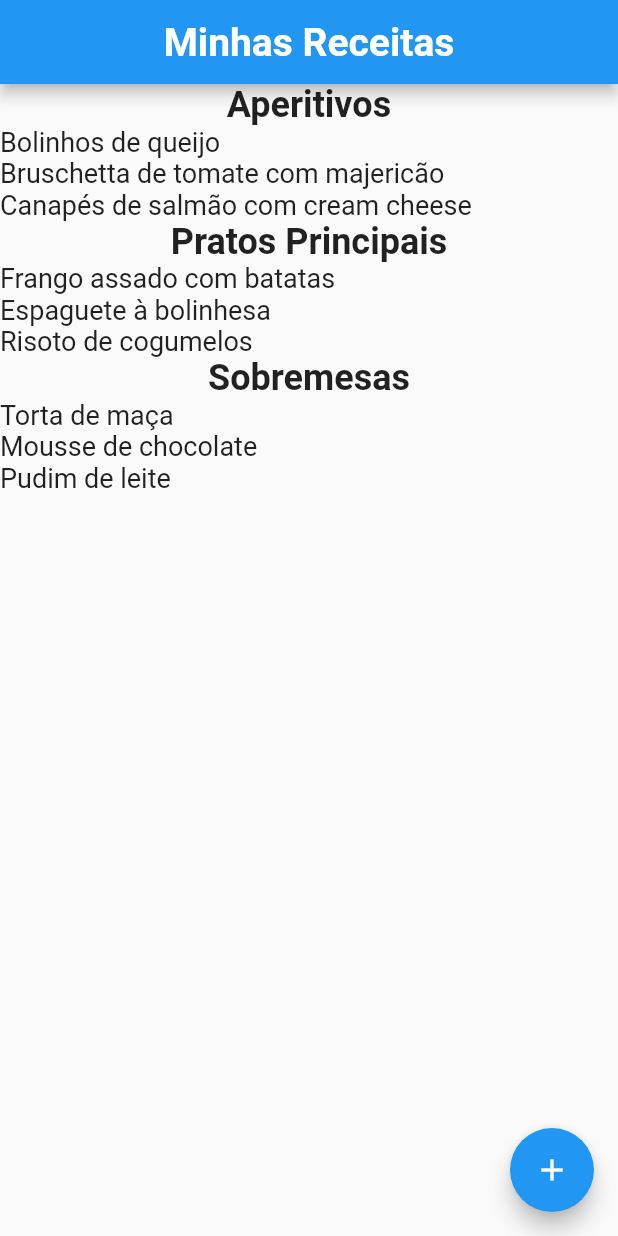
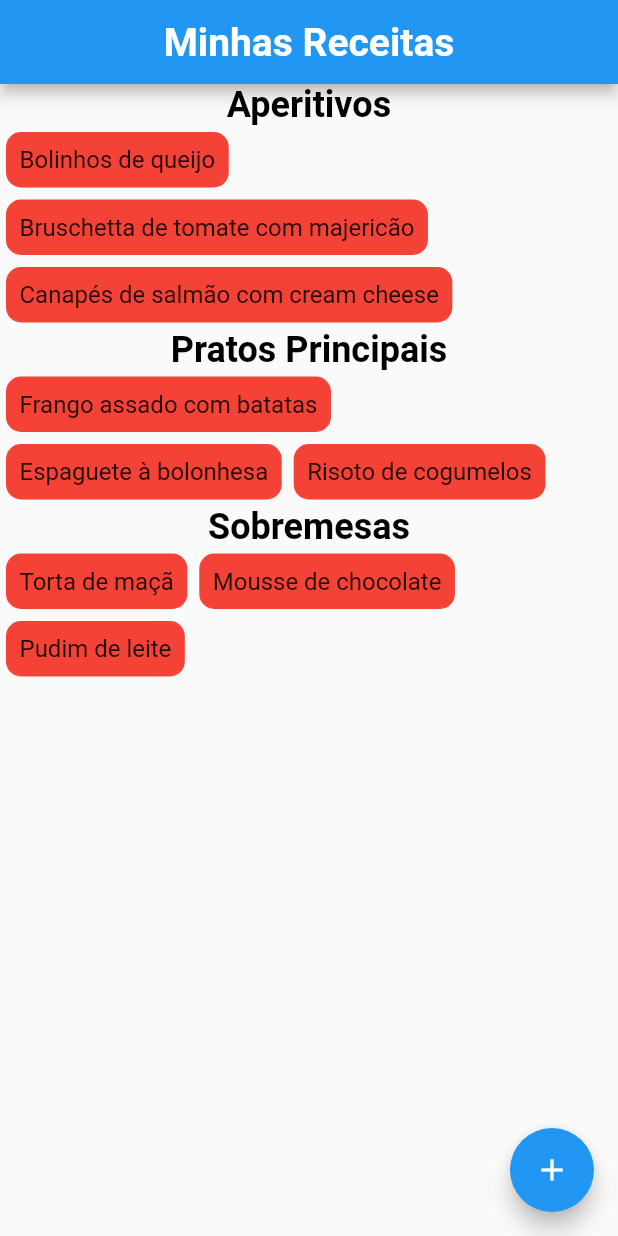
Before and after one commit to Luiz-Blue/curso_flutter_projeto1, a Flutter app: the screen it shows after launch, on a phone screen of 412 x 824 dp. Run offline on Flutter 3.47's test engine with Material 2 defaults, Android fonts, the phone set to English and light mode, and no system bars.

Commit message:
wip: trabalhando na atividade da semana

```diff
--- /dev/null
+++ b/lib/container.dart
@@ -0,0 +1,18 @@
+import 'package:flutter/material.dart';
+
+class Teste extends StatelessWidget {
+
+  const Teste({ super.key });
+
+   @override
+   Widget build(BuildContext context) {
+       return Scaffold(
+           appBar: AppBar(title: const Text(''),),
+           body: Column(children: [
+            Container(
+              width: 1,
+            )
+           ]),
+       );
+  }
+}
--- a/lib/main.dart
+++ b/lib/main.dart
@@ -11,7 +11,7 @@ class MainApp extends StatelessWidget {
 
   @override
   Widget build(BuildContext context) {
-    return const MaterialApp(
+    return MaterialApp(
       home: Receitas(),
     );
   }
--- a/lib/receitas.dart
+++ b/lib/receitas.dart
@@ -1,7 +1,10 @@
 import 'package:flutter/material.dart';
 
 class Receitas extends StatelessWidget {
-  const Receitas({Key? key});
+  Receitas({Key? key});
+
+  final String? categoriaUsuario = null;
+  final String busca = '';
 
   final Map<String, List<String>> dados = const {
     'Aperitivos': [
@@ -11,18 +14,19 @@ class Receitas extends StatelessWidget {
     ],
     'Pratos Principais': [
       'Frango assado com batatas',
-      'Espaguete à bolinhesa',
+      'Espaguete à bolonhesa',
       'Risoto de cogumelos',
     ],
     'Sobremesas': [
-      'Torta de maça',
+      'Torta de maçã',
       'Mousse de chocolate',
       'Pudim de leite',
     ],
   };
-  int? categoria = null;
+
   @override
   Widget build(BuildContext context) {
+    final List<MapEntry<String, List<String>>> entries = dados.entries.toList();
     return Scaffold(
       floatingActionButton: FloatingActionButton(
         child: Icon(Icons.add),
@@ -41,37 +45,53 @@ class Receitas extends StatelessWidget {
         ),
       ),
       body: Column(
-          crossAxisAlignment: CrossAxisAlignment.stretch,
+        //crossAxisAlignment: CrossAxisAlignment.center,
+        children: entries.map((categoria) {
+          if (categoriaUsuario == null || categoriaUsuario == categoria.key) {
+            return Wrap(
+              // FLAG
+              //mainAxisSize: MainAxisSize.min,
+              alignment: WrapAlignment.start,
+              //crossAxisAlignment: CrossAxisAlignment.stretch,
               children: [
+                if (busca.isEmpty)
                   Center(
                     child: Text(
-              dados.entries.first.key,
-              style: TextStyle(fontWeight: FontWeight.bold, fontSize: 24),
-            )),
-            for (String elemento in dados.entries.first.value)
-              Text(
-                elemento,
-                style: TextStyle(fontSize: 18),
+                      categoria.key,
+                      style: const TextStyle(
+                        fontSize: 24,
+                        fontWeight: FontWeight.bold,
+                        color: Colors.black,
                       ),
-            Center(
-                child: Text(dados.entries.elementAt(1).key,
-                    style:
-                        TextStyle(fontWeight: FontWeight.bold, fontSize: 24))),
-            for (String elemento in dados.entries.elementAt(1).value)
-              Text(
-                elemento,
-                style: TextStyle(fontSize: 18),
                     ),
-            Center(
-                child: Text(dados.entries.last.key,
-                    style:
-                        TextStyle(fontWeight: FontWeight.bold, fontSize: 24))),
-            for (String elemento in dados.entries.last.value)
-              Text(
-                elemento,
-                style: TextStyle(fontSize: 18),
                   ),
+
+                ...categoria.value.map((dados) {
+                  if (dados.contains(busca) || busca.isEmpty) {
+                    return Container(
+                      padding: EdgeInsets.all(8),
+                      margin: EdgeInsets.all(4),
+                      decoration: BoxDecoration(
+                        color: Colors.red,
+                        borderRadius: BorderRadius.circular(10),
+                        border: Border.all(color: Colors.red),
+                      ),
+                      child: Text(
+                        dados,
+                        style: const TextStyle(fontSize: 16),
+                      ),
+                    );
+                  } else {
+                    return Container();
+                  }
+                }).toList(),
               ],
-        ));
+            );
+          } else {
+            return Container();
+          }
+        }).toList(),
+      ),
+    );
   }
 }
```
Lines whose indentation alone changed are shown as unchanged.
